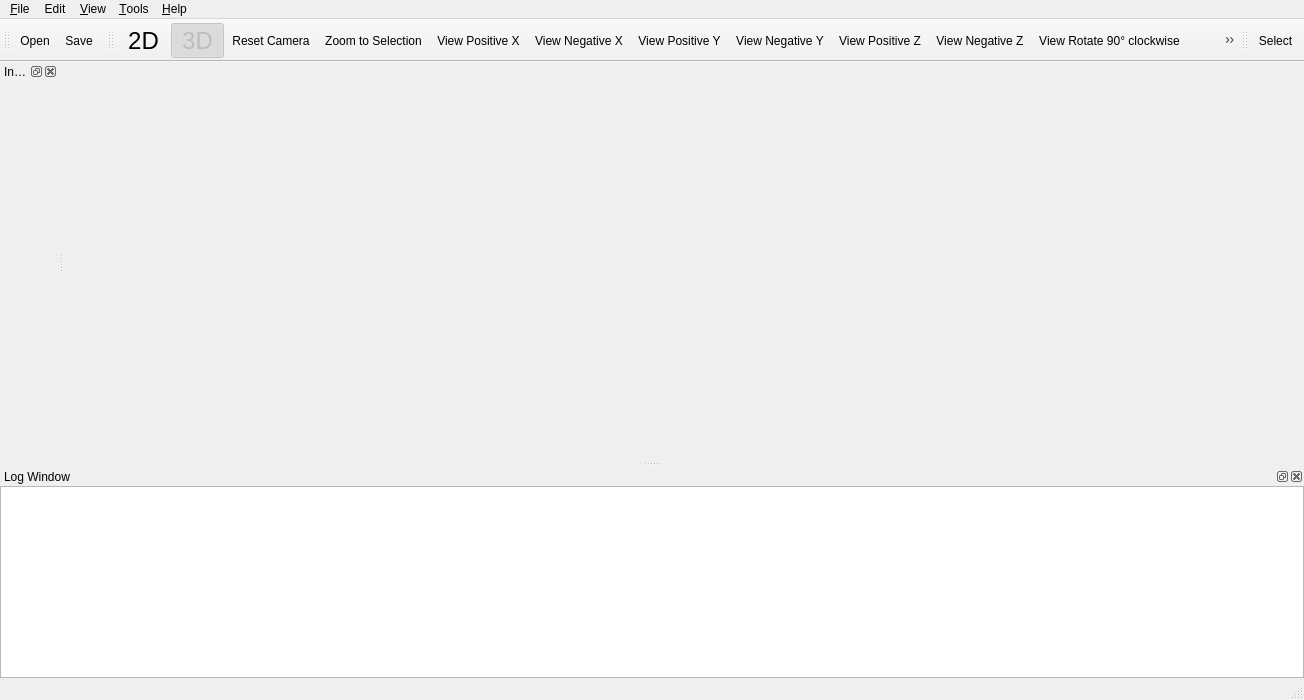
Qt form Source/Applications/AppCommon/UI/qtCMBMainWindow.ui (cnsuhao/cmb) before a commit.
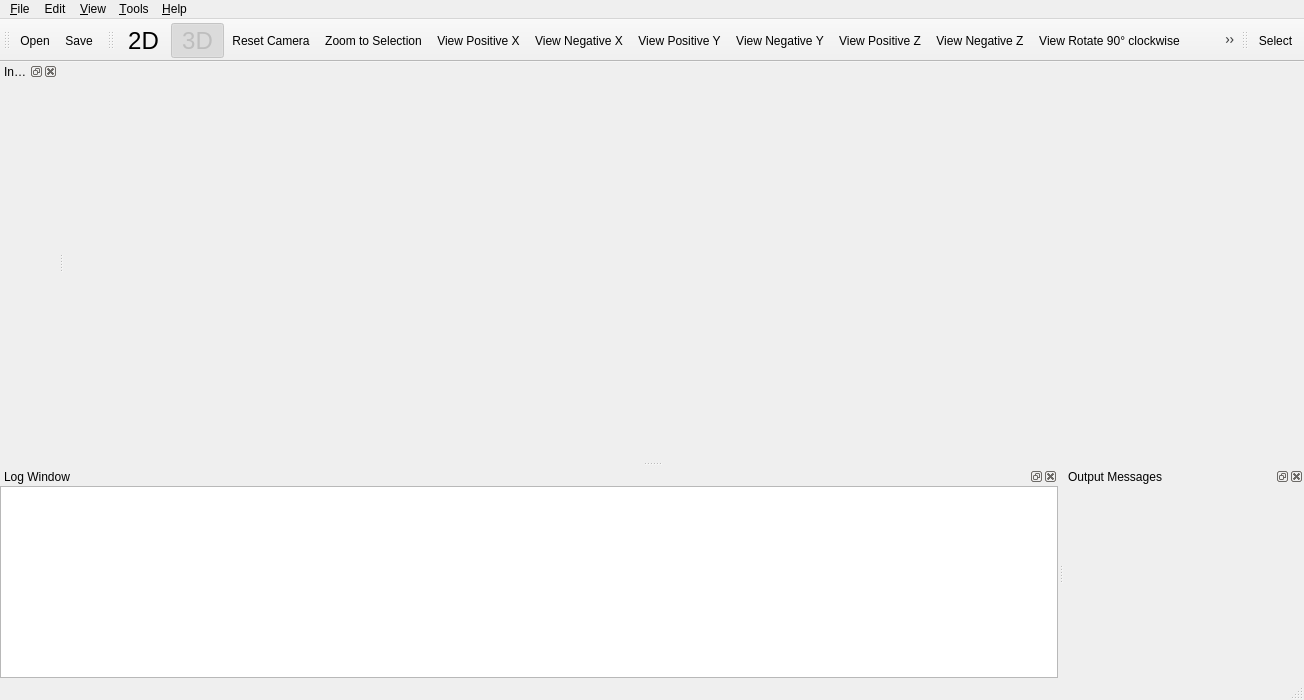
The same form after that commit. Icons and pictures are not drawn. Custom widgets are drawn as their Qt base class.

Commit message:
ENH: Updated to use new pqOutputWidget for ParaView Output Messages
Needed to use ParaView 5.4

Diff of the .ui file:
```diff
--- a/Source/Applications/AppCommon/UI/qtCMBMainWindow.ui
+++ b/Source/Applications/AppCommon/UI/qtCMBMainWindow.ui
@@ -262,6 +262,15 @@
     </layout>
    </widget>
   </widget>
+  <widget class="QDockWidget" name="outputWidget">
+   <property name="windowTitle">
+    <string>Output Messages</string>
+   </property>
+   <attribute name="dockWidgetArea">
+    <number>8</number>
+   </attribute>
+   <widget class="pqOutputWidget" name="dockWidgetContents_3"/>
+  </widget>
   <action name="action_Save_Data">
    <property name="icon">
     <iconset resource="../../Resources/Resources.qrc">
@@ -1612,6 +1621,14 @@
    </property>
   </action>
  </widget>
+ <customwidgets>
+  <customwidget>
+   <class>pqOutputWidget</class>
+   <extends>QWidget</extends>
+   <header>pqOutputWidget.h</header>
+   <container>1</container>
+  </customwidget>
+ </customwidgets>
  <resources>
   <include location="../../Resources/Resources.qrc"/>
  </resources>
```
Left out of the diff: 11 changed lines with no effect on the pictures. The commit also changes 3 other files.
